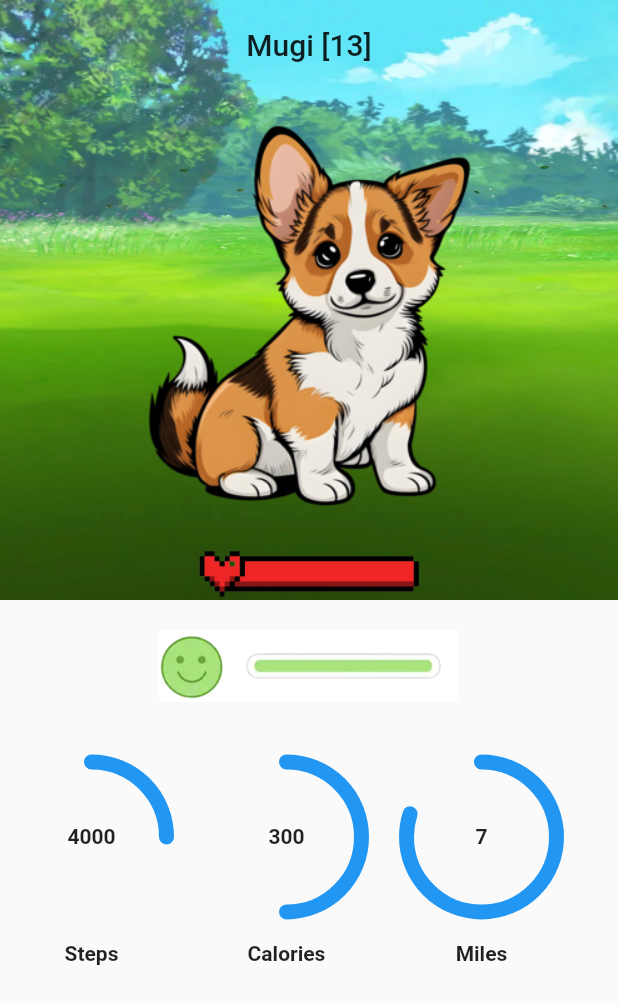
After one commit to Pet-Dometer/App, a Flutter app: the PedometerView screen opened by its route, on a phone screen of 412 x 824 dp. The commit adds this screen. Shown: the top 1004 px of the screen. Run offline on Flutter 3.47's test engine with Material 2 defaults, Android fonts, the phone set to English and light mode, and no system bars; generated files the repository leaves out were written again.

Commit message:
merge main to issue-001

```diff
--- /dev/null
+++ b/lib/src/pages/pedometer.dart
@@ -0,0 +1,172 @@
+import 'package:flutter/material.dart';
+
+class PedometerView extends StatefulWidget {
+  const PedometerView({Key? key}) : super(key: key);
+
+  static const routeName = '/pedometer';
+
+  @override
+  _PedometerState createState() => _PedometerState();
+}
+
+class _PedometerState extends State<PedometerView> {
+  @override
+  Widget build(BuildContext context) {
+    return Scaffold(
+      body: SafeArea(
+        child: ListView(
+          children: <Widget>[
+            Container(
+              height: 400,
+              decoration: const BoxDecoration(
+                image: DecorationImage(
+                    image: AssetImage('assets/images/background.png'),
+                    fit: BoxFit.fill),
+              ),
+              child: Column(
+                children: [
+                  Container(
+                    alignment: Alignment.center,
+                    height: 60.0,
+                    child: Text(
+                      'Mugi [13]',
+                      style: Theme.of(context).textTheme.titleLarge,
+                    ),
+                  ),
+                  Image.asset('assets/images/dog2.png', width: 300),
+                  Image.asset('assets/images/healthbar.png', width: 150),
+                ],
+              ),
+            ),
+            Column(
+              mainAxisAlignment: MainAxisAlignment.center,
+              mainAxisSize: MainAxisSize.min,
+              children: [
+                const SizedBox(height: 20),
+                Image.asset('assets/images/moodbar.png', width: 200),
+                const SizedBox(height: 40),
+                const Row(
+                  mainAxisSize: MainAxisSize.min,
+                  mainAxisAlignment: MainAxisAlignment.spaceEvenly,
+                  children: <Widget>[
+                    Column(
+                      children: [
+                        SizedBox(
+                          height: 100,
+                          width: 100,
+                          child: Stack(
+                            children: <Widget>[
+                              Center(
+                                child: SizedBox(
+                                  height: 100,
+                                  width: 100,
+                                  child: CircularProgressIndicator(
+                                    strokeCap: StrokeCap.round,
+                                    strokeWidth: 10,
+                                    value: .25,
+                                  ),
+                                ),
+                              ),
+                              Center(
+                                child: Text(
+                                  '4000',
+                                  style: TextStyle(fontWeight: FontWeight.bold),
+                                ),
+                              ),
+                            ],
+                          ),
+                        ),
+                        SizedBox(height: 20),
+                        Center(
+                          child: Text(
+                            'Steps',
+                            style: TextStyle(fontWeight: FontWeight.bold),
+                          ),
+                        )
+                      ],
+                    ),
+                    SizedBox(width: 30),
+                    Column(
+                      children: [
+                        SizedBox(
+                          height: 100,
+                          width: 100,
+                          child: Stack(
+                            children: <Widget>[
+                              Center(
+                                child: SizedBox(
+                                  height: 100,
+                                  width: 100,
+                                  child: CircularProgressIndicator(
+                                    strokeCap: StrokeCap.round,
+                                    strokeWidth: 10,
+                                    value: .5,
+                                  ),
+                                ),
+                              ),
+                              Center(
+                                child: Text(
+                                  '300',
+                                  style: TextStyle(fontWeight: FontWeight.bold),
+                                ),
+                              ),
+                            ],
+                          ),
+                        ),
+                        SizedBox(height: 20),
+                        Center(
+                          child: Text(
+                            'Calories',
+                            style: TextStyle(fontWeight: FontWeight.bold),
+                          ),
+                        )
+                      ],
+                    ),
+                    SizedBox(width: 30),
+                    Column(
+                      children: [
+                        SizedBox(
+                          height: 100,
+                          width: 100,
+                          child: Stack(
+                            children: <Widget>[
+                              Center(
+                                child: SizedBox(
+                                  height: 100,
+                                  width: 100,
+                                  child: CircularProgressIndicator(
+                                    strokeCap: StrokeCap.round,
+                                    strokeWidth: 10,
+                                    value: .80,
+                                  ),
+                                ),
+                              ),
+                              Center(
+                                child: Text(
+                                  '7',
+                                  style: TextStyle(fontWeight: FontWeight.bold),
+                                ),
+                              ),
+                            ],
+                          ),
+                        ),
+                        SizedBox(height: 20),
+                        Center(
+                          child: Text(
+                            'Miles',
+                            style: TextStyle(fontWeight: FontWeight.bold),
+                          ),
+                        )
+                      ],
+                    ),
+                    SizedBox(width: 30),
+                  ],
+                )
+              ],
+            )
+          ],
+        ),
+      ),
+    );
+  }
+}
```
Also changed, not shown: lib/src/app.dart (+14 -5 lines), lib/src/pages/challenges.dart (added, +164 -0 lines), lib/src/pages/creation.dart (added, +76 -0 lines), lib/src/pages/history.dart (added, +220 -0 lines), lib/src/pages/home_view.dart (+0 -21 lines), assets/images/background.png (added), assets/images/dog.png (added), assets/images/dog2.png (added), assets/images/healthbar.png (added), assets/images/moodbar.png (added), 7 other files.
